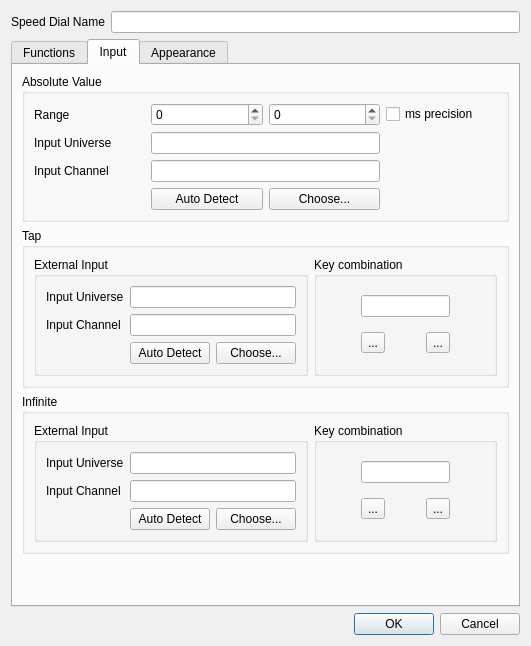
Before: the Qt Designer form ui/src/virtualconsole/vcspeeddialproperties.ui in mcallegari/qlcplus, drawn with Qt 5.
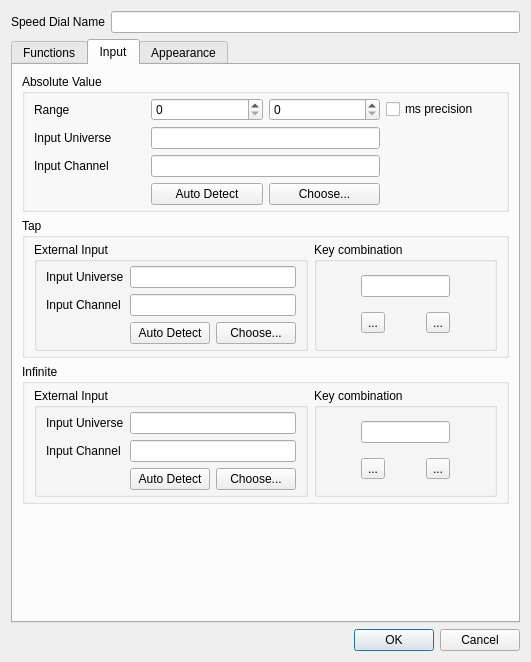
After: the same form once the commit is applied. The open tabs and pages were chosen to show the change. Icons and pictures are not drawn.

Commit message:
ui: code cleanup and fixes on speed dial latest changes
TODO: the original dial time should be stored and used for factoring, otherwise
dividing and multiplying won't go back to the original value

The edit to the form file:
```diff
--- a/ui/src/virtualconsole/vcspeeddialproperties.ui
+++ b/ui/src/virtualconsole/vcspeeddialproperties.ui
@@ -7,7 +7,7 @@
     <x>0</x>
     <y>0</y>
     <width>531</width>
-    <height>646</height>
+    <height>662</height>
    </rect>
   </property>
   <property name="windowTitle">
@@ -165,6 +165,12 @@
           <string>Absolute Value</string>
          </property>
          <layout class="QGridLayout" name="gridLayout_4">
+          <property name="topMargin">
+           <number>4</number>
+          </property>
+          <property name="bottomMargin">
+           <number>4</number>
+          </property>
           <item row="1" column="0">
            <widget class="QLabel" name="m_absoluteInputUniverseLabel">
             <property name="text">
@@ -239,12 +245,24 @@
           <string>Tap</string>
          </property>
          <layout class="QGridLayout" name="gridLayout_5">
+          <property name="topMargin">
+           <number>4</number>
+          </property>
+          <property name="bottomMargin">
+           <number>4</number>
+          </property>
           <item row="0" column="0">
            <widget class="QGroupBox" name="groupBox">
             <property name="title">
              <string>External Input</string>
             </property>
             <layout class="QGridLayout" name="gridLayout_3">
+             <property name="topMargin">
+              <number>4</number>
+             </property>
+             <property name="bottomMargin">
+              <number>4</number>
+             </property>
              <item row="0" column="0">
               <widget class="QLabel" name="m_tapInputUniverseLabel">
                <property name="text">
@@ -291,6 +309,12 @@
              <string>Key combination</string>
             </property>
             <layout class="QGridLayout" name="gridLayout_6">
+             <property name="topMargin">
+              <number>4</number>
+             </property>
+             <property name="bottomMargin">
+              <number>4</number>
+             </property>
              <item row="0" column="0" colspan="2">
               <widget class="QLineEdit" name="m_keyEdit">
                <property name="toolTip">
@@ -353,12 +377,24 @@
           <string>Infinite</string>
          </property>
          <layout class="QGridLayout" name="gridLayout_8">
+          <property name="topMargin">
+           <number>4</number>
+          </property>
+          <property name="bottomMargin">
+           <number>4</number>
+          </property>
           <item row="0" column="0">
            <widget class="QGroupBox" name="groupBox_6">
             <property name="title">
              <string>External Input</string>
             </property>
             <layout class="QGridLayout" name="gridLayout_7">
+             <property name="topMargin">
+              <number>4</number>
+             </property>
+             <property name="bottomMargin">
+              <number>4</number>
+             </property>
              <item row="0" column="0">
               <widget class="QLabel" name="m_infiniteInputUniverseLabel">
                <property name="text">
@@ -405,6 +441,12 @@
              <string>Key combination</string>
             </property>
             <layout class="QGridLayout" name="gridLayout_9">
+             <property name="topMargin">
+              <number>4</number>
+             </property>
+             <property name="bottomMargin">
+              <number>4</number>
+             </property>
              <item row="0" column="0" colspan="2">
               <widget class="QLineEdit" name="m_infiniteKeyEdit">
                <property name="toolTip">
```
Left out of the diff: 10 changed lines with no effect on the pictures. The commit also changes 4 other files.
